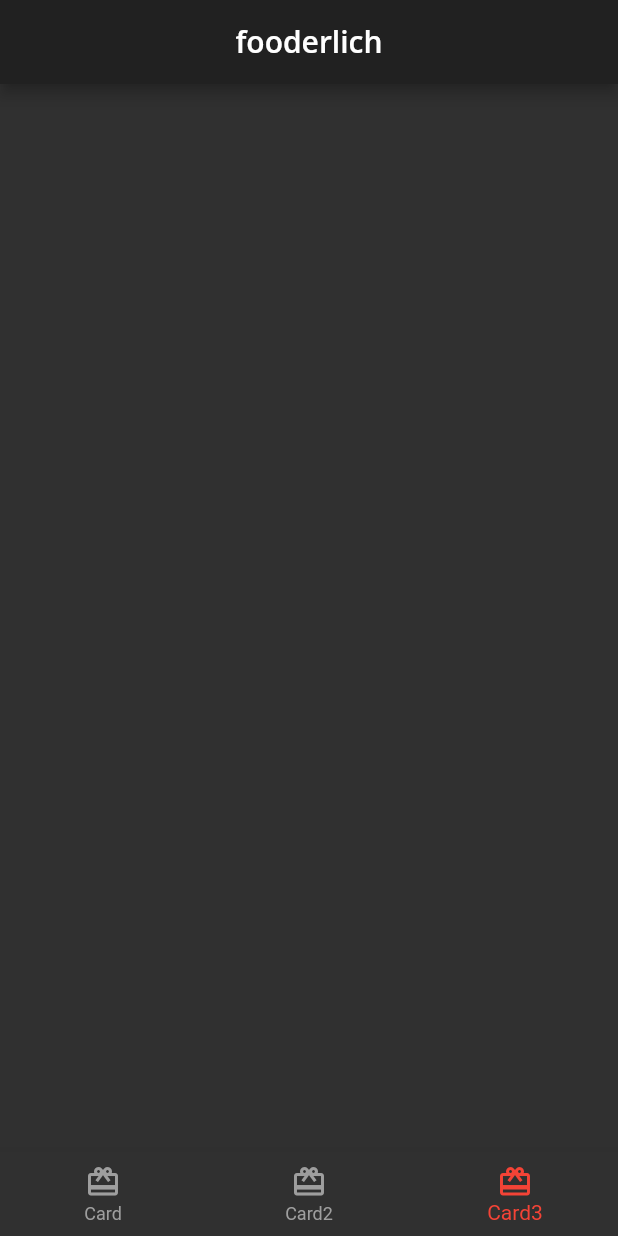
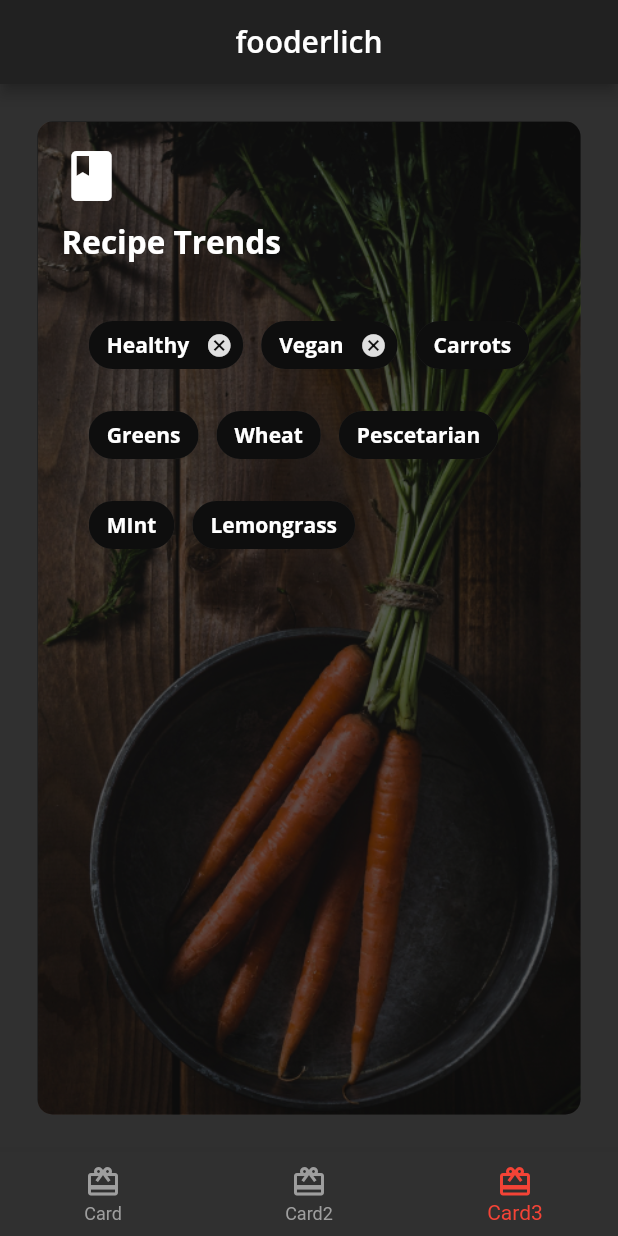
Before and after one commit to othmanekahtal/fooderlich-flutter-app, a Flutter app: the screen it shows after launch, item 3 of the bottom bar chosen, on a phone screen of 412 x 824 dp. Run offline on Flutter 3.47's test engine with Material 2 defaults, Android fonts, the phone set to English and light mode, and no system bars; our stand-ins replace google_fonts.

Commit message:
card 3 done !

```diff
--- a/lib/card3.dart
+++ b/lib/card3.dart
@@ -1,4 +1,5 @@
 import 'package:flutter/material.dart';
+import 'package:fooderlich/fooderlich_theme.dart';
 
 class Card3 extends StatefulWidget {
   const Card3({Key? key}) : super(key: key);
@@ -10,6 +11,123 @@ class Card3 extends StatefulWidget {
 class _Card3State extends State<Card3> {
   @override
   Widget build(BuildContext context) {
-    return Container();
+    return Container(
+      margin: const EdgeInsets.all(25),
+      width: double.infinity,
+      height: double.infinity,
+      decoration: BoxDecoration(
+        image: const DecorationImage(
+          image: AssetImage('assets/mag2.png'),
+          fit: BoxFit.cover,
+        ),
+        borderRadius: BorderRadius.circular(10),
+      ),
+      child: Stack(
+        children: [
+          Container(
+            height: double.infinity,
+            width: double.infinity,
+            decoration: BoxDecoration(
+              color: Colors.black.withOpacity(.6),
+              borderRadius: BorderRadius.circular(10),
+            ),
+          ),
+          Container(
+            padding: const EdgeInsets.all(16),
+            child: Column(
+              crossAxisAlignment: CrossAxisAlignment.start,
+              children: [
+                const Icon(
+                  Icons.book,
+                  color: Colors.white,
+                  size: 40,
+                ),
+                const SizedBox(
+                  height: 10,
+                ),
+                Text(
+                  'Recipe Trends',
+                  style: FooderlichTheme.darkTextTheme.headline2,
+                ),
+                const SizedBox(height: 30),
+                Center(
+                  /// Wrap is a layout widget that attempts to lay out each of its children adjacent to the previous children. If there’s not enough space, it wraps to the next line.
+                  child: Wrap(
+                    /// Place the children as close to the left, i.e. the start, as possible
+                    alignment: WrapAlignment.start,
+
+                    /// Apply a 12-pixel space between each child in the main axis.
+                    spacing: 12,
+
+                    /// Apply a 12-pixel space between each child in the cross axis.
+                    runSpacing: 12,
+
+                    /// add list of the chip
+                    children: [
+                      Chip(
+                        label: Text('Healthy',
+                            style: FooderlichTheme.darkTextTheme.bodyText1),
+                        backgroundColor: Colors.black.withOpacity(0.7),
+                        onDeleted: () {
+                          print('delete');
+                        },
+                      ),
+                      Chip(
+                        label: Text('Vegan',
+                            style: FooderlichTheme.darkTextTheme.bodyText1),
+                        backgroundColor: Colors.black.withOpacity(0.7),
+                        onDeleted: () {
+                          print('delete');
+                        },
+                      ),
+                      Chip(
+                        label: Text('Carrots',
+                            style: FooderlichTheme.darkTextTheme.bodyText1),
+                        backgroundColor: Colors.black.withOpacity(0.7),
+                      ),
+                      Chip(
+                        label: Text(
+                          'Greens',
+                          style: FooderlichTheme.darkTextTheme.bodyText1,
+                        ),
+                        backgroundColor: Colors.black.withOpacity(.7),
+                      ),
+                      Chip(
+                        label: Text(
+                          'Wheat',
+                          style: FooderlichTheme.darkTextTheme.bodyText1,
+                        ),
+                        backgroundColor: Colors.black.withOpacity(.7),
+                      ),
+                      Chip(
+                        label: Text(
+                          'Pescetarian',
+                          style: FooderlichTheme.darkTextTheme.bodyText1,
+                        ),
+                        backgroundColor: Colors.black.withOpacity(.7),
+                      ),
+                      Chip(
+                        label: Text(
+                          'MInt',
+                          style: FooderlichTheme.darkTextTheme.bodyText1,
+                        ),
+                        backgroundColor: Colors.black.withOpacity(.7),
+                      ),
+                      Chip(
+                        label: Text(
+                          'Lemongrass',
+                          style: FooderlichTheme.darkTextTheme.bodyText1,
+                        ),
+                        backgroundColor: Colors.black.withOpacity(.7),
+                      ),
+                    ],
+                  ),
+                ),
+              ],
+            ),
+          ),
+        ],
+      ),
+    );
   }
 }
```
